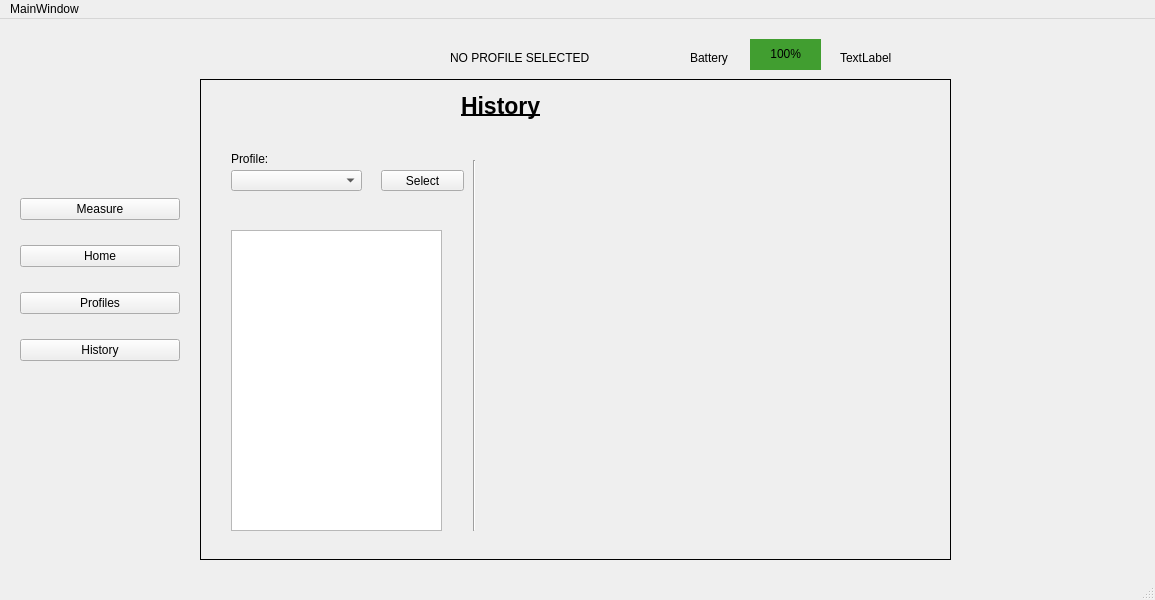
Old version of the form mainwindow.ui in the repository Shivewq/COMP3004FinalProject.
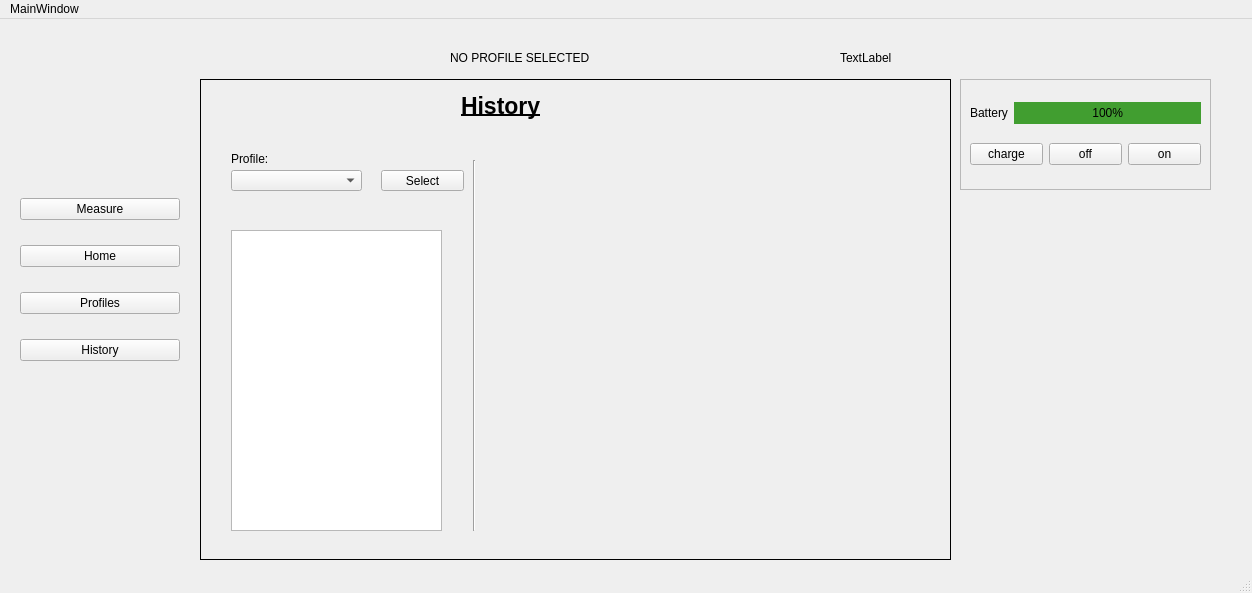
New version of the form. The open tabs and pages were chosen to show the change. Custom widgets are drawn as their Qt base class.

```diff
--- a/mainwindow.ui
+++ b/mainwindow.ui
@@ -6,8 +6,8 @@
    <rect>
     <x>0</x>
     <y>0</y>
-    <width>1155</width>
-    <height>600</height>
+    <width>1252</width>
+    <height>593</height>
    </rect>
   </property>
   <property name="windowTitle">
@@ -311,19 +311,6 @@
      </widget>
     </widget>
    </widget>
-   <widget class="QLabel" name="label_battery">
-    <property name="geometry">
-     <rect>
-      <x>690</x>
-      <y>30</y>
-      <width>62</width>
-      <height>17</height>
-     </rect>
-    </property>
-    <property name="text">
-     <string>Battery</string>
-    </property>
-   </widget>
    <widget class="QLabel" name="label_batteryValue">
     <property name="geometry">
      <rect>
@@ -377,17 +364,48 @@
      </item>
     </layout>
    </widget>
-   <widget class="QProgressBar" name="battery">
+   <widget class="QLabel" name="activeUser">
     <property name="geometry">
      <rect>
-      <x>750</x>
-      <y>20</y>
-      <width>71</width>
-      <height>31</height>
+      <x>450</x>
+      <y>30</y>
+      <width>161</width>
+      <height>17</height>
      </rect>
     </property>
-    <property name="styleSheet">
-     <string notr="true">QProgressBar::chunk {
+    <property name="text">
+     <string>NO PROFILE SELECTED</string>
+    </property>
+   </widget>
+   <widget class="QFrame" name="frame_device">
+    <property name="geometry">
+     <rect>
+      <x>960</x>
+      <y>60</y>
+      <width>251</width>
+      <height>111</height>
+     </rect>
+    </property>
+    <property name="frameShape">
+     <enum>QFrame::StyledPanel</enum>
+    </property>
+    <property name="frameShadow">
+     <enum>QFrame::Raised</enum>
+    </property>
+    <layout class="QVBoxLayout" name="verticalLayout_3">
+     <item>
+      <layout class="QHBoxLayout" name="horizontalLayout">
+       <item>
+        <widget class="QLabel" name="label_battery">
+         <property name="text">
+          <string>Battery</string>
+         </property>
+        </widget>
+       </item>
+       <item>
+        <widget class="QProgressBar" name="battery">
+         <property name="styleSheet">
+          <string notr="true">QProgressBar::chunk {
      background-color: rgb(65, 158, 48);
 	border-radius: 5px, 10px, 5px, 10px;
  }
@@ -396,26 +414,43 @@
 	text-align: center;
 	border-radius: 5px;
 }</string>
-    </property>
-    <property name="value">
-     <number>100</number>
-    </property>
-    <property name="alignment">
-     <set>Qt::AlignRight|Qt::AlignTrailing|Qt::AlignVCenter</set>
-    </property>
-   </widget>
-   <widget class="QLabel" name="activeUser">
-    <property name="geometry">
-     <rect>
-      <x>450</x>
-      <y>30</y>
-      <width>161</width>
-      <height>17</height>
-     </rect>
-    </property>
-    <property name="text">
-     <string>NO PROFILE SELECTED</string>
-    </property>
+         </property>
+         <property name="value">
+          <number>100</number>
+         </property>
+         <property name="alignment">
+          <set>Qt::AlignRight|Qt::AlignTrailing|Qt::AlignVCenter</set>
+         </property>
+        </widget>
+       </item>
+      </layout>
+     </item>
+     <item>
+      <layout class="QHBoxLayout" name="horizontalLayout_2">
+       <item>
+        <widget class="QPushButton" name="button_charge">
+         <property name="text">
+          <string>charge</string>
+         </property>
+        </widget>
+       </item>
+       <item>
+        <widget class="QPushButton" name="button_off">
+         <property name="text">
+          <string>off</string>
+         </property>
+        </widget>
+       </item>
+       <item>
+        <widget class="QPushButton" name="button_on">
+         <property name="text">
+          <string>on</string>
+         </property>
+        </widget>
+       </item>
+      </layout>
+     </item>
+    </layout>
    </widget>
   </widget>
   <widget class="QMenuBar" name="menubar">
@@ -423,7 +458,7 @@
     <rect>
      <x>0</x>
      <y>0</y>
-     <width>1155</width>
+     <width>1252</width>
      <height>22</height>
     </rect>
    </property>
```
Left out of the diff: 4 changed lines with no effect on the pictures.
